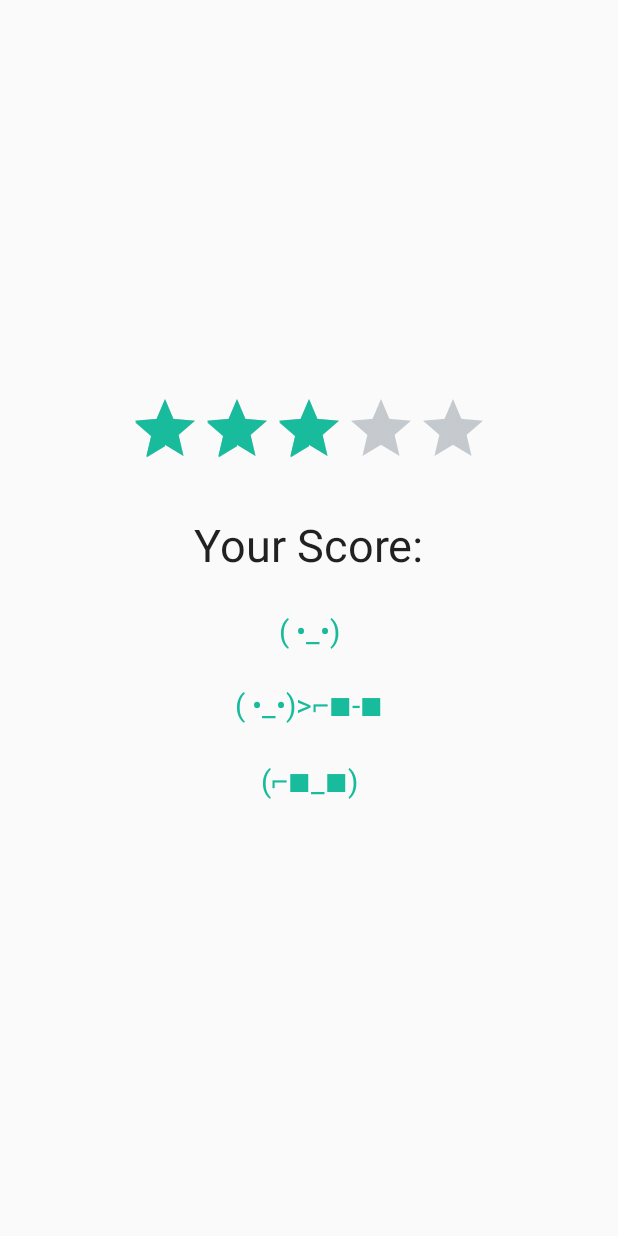
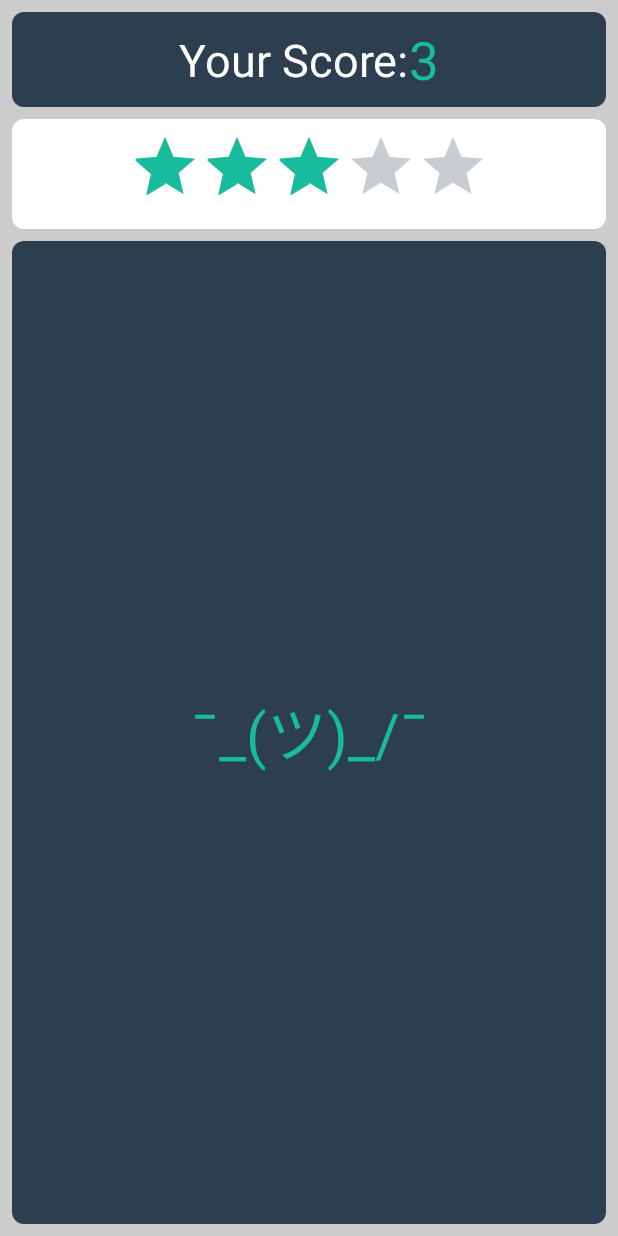
Before and after one commit to harsh8398/QuizApp, an Android app: the layout activity_result.xml on its own in the app's theme, with its tools: preview values and no code run, on a phone screen of 412 x 824 dp. Run offline under Robolectric (Android 15) with nearby library versions, the phone set to English and light mode, and no system bars; Roboto replaces fonts that are not available here.

Commit message:
update result layout

```diff
--- a/app/src/main/res/layout/activity_result.xml
+++ b/app/src/main/res/layout/activity_result.xml
@@ -1,41 +1,26 @@
 <?xml version="1.0" encoding="utf-8"?>
-<android.support.constraint.ConstraintLayout xmlns:android="http://schemas.android.com/apk/res/android"
-    xmlns:tools="http://schemas.android.com/tools"
-    android:layout_width="match_parent"
-    android:layout_height="match_parent"
-    tools:context=".ResultActivity"
-    android:padding="@dimen/activity_default_padding">
-
 <LinearLayout xmlns:android="http://schemas.android.com/apk/res/android"
     xmlns:tools="http://schemas.android.com/tools"
     android:layout_width="match_parent"
     android:layout_height="match_parent"
-        android:gravity="center"
     android:orientation="vertical"
-        android:padding="@dimen/activity_default_padding"
+    android:padding="@dimen/activity_small_padding"
+    android:background="@color/light_gray"
     tools:context="io.github.harsh8398.quizapp.ResultActivity">
-
-        <RatingBar
-            android:id="@+id/score_rating"
-            android:theme="@style/RatingBar"
-            android:layout_width="wrap_content"
-            android:layout_height="wrap_content"
-            android:isIndicator="true"
-            android:numStars="5"
-            android:rating="3"
-            android:stepSize="0.1"
-            android:layout_margin="@dimen/activity_default_margin"/>
 
     <LinearLayout
         android:layout_width="match_parent"
         android:layout_height="wrap_content"
         android:gravity="center"
+        android:background="@drawable/card_back_dark"
+        android:padding="@dimen/activity_small_padding"
         android:orientation="horizontal">
         <TextView
             android:id="@+id/scoreText"
             android:layout_width="wrap_content"
             android:layout_height="wrap_content"
             android:text="@string/score_label"
+            android:textColor="@android:color/white"
             android:textAppearance="?android:attr/textAppearanceLarge"
             android:textSize="30sp" />
 
@@ -44,19 +29,40 @@
             android:layout_width="wrap_content"
             android:layout_height="wrap_content"
             android:textAppearance="?android:attr/textAppearanceLarge"
-                android:textColor="@android:color/holo_red_light"
+            android:textColor="@color/colorAccent"
+            android:text="@string/placeh_score"
             android:textSize="35sp" />
     </LinearLayout>
+
+    <FrameLayout
+        android:layout_width="match_parent"
+        android:layout_height="wrap_content"
+        android:background="@drawable/card_back"
+        android:layout_marginTop="@dimen/activity_small_margin"
+        android:padding="@dimen/activity_small_padding">
+        <RatingBar
+            android:id="@+id/score_rating"
+            android:theme="@style/RatingBar"
+            android:layout_width="wrap_content"
+            android:layout_height="wrap_content"
+            android:isIndicator="true"
+            android:numStars="5"
+            android:layout_gravity="center"
+            android:rating="3"
+            android:stepSize="0.1"/>
+    </FrameLayout>
 
     <TextView
         android:id="@+id/text_emoji"
         android:layout_width="match_parent"
-            android:layout_height="wrap_content"
+        android:layout_height="match_parent"
         android:gravity="center"
-            android:padding="@dimen/activity_default_padding"
-            android:text="@string/textmoji_yeah"
+        android:background="@drawable/card_back_dark"
+        android:layout_marginTop="@dimen/activity_small_margin"
+        android:padding="@dimen/activity_small_padding"
+        android:text="@string/textmoji_meh"
         android:textColor="@color/colorAccent"
-            android:textSize="@dimen/medium_text"/>
+        android:textSize="@dimen/large_text" />
 
     <TextView
         android:id="@+id/detail_result"
@@ -65,4 +71,3 @@
         android:textSize="@dimen/medium_text"/>
 
 </LinearLayout>
-</android.support.constraint.ConstraintLayout>
--- a/app/src/main/res/values/strings.xml
+++ b/app/src/main/res/values/strings.xml
@@ -17,4 +17,5 @@
     <string name="next">Next</string>
     <string name="sign_out">Sign Out</string>
     <string name="chooselang_notice">**choose the programming language***</string>
+    <string name="placeh_score">3</string>
 </resources>
```
Lines whose indentation alone changed are shown as unchanged.
